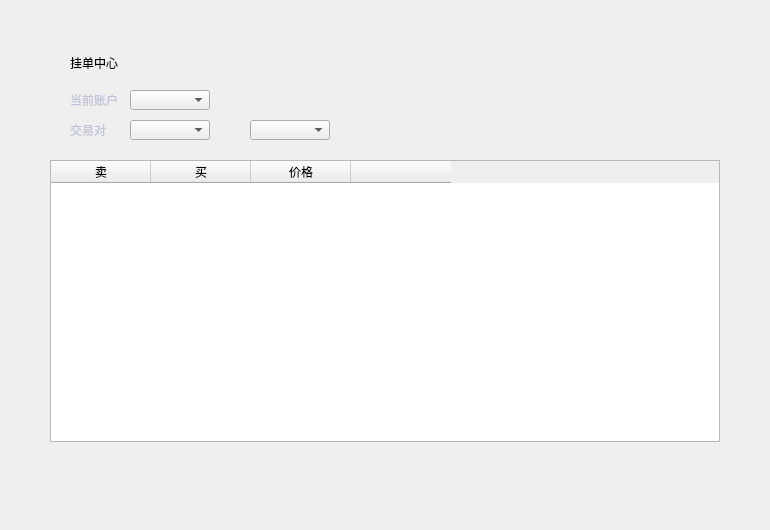
This is LNKWallet/exchange/OnchainOrderPage.ui in HcashOrg/hx-indicator as Qt 5 draws it before an edit. The edited form follows.
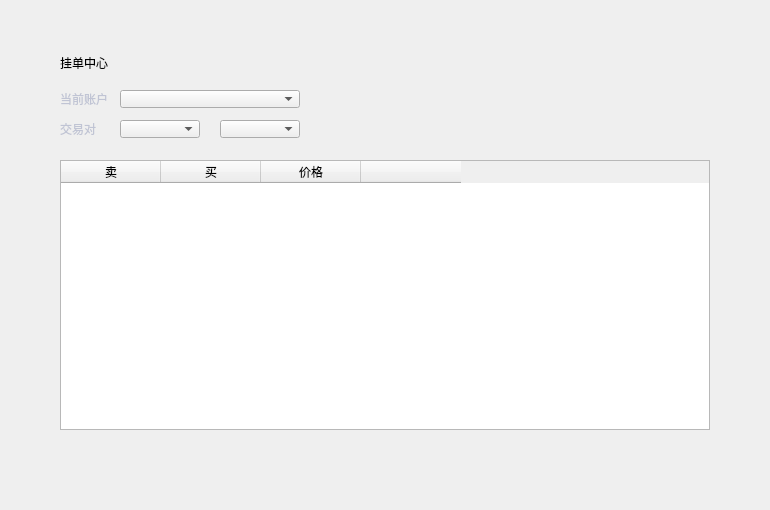
This is the edited form. Icons and pictures are not drawn.

The edit to the form file:
```diff
--- a/LNKWallet/exchange/OnchainOrderPage.ui
+++ b/LNKWallet/exchange/OnchainOrderPage.ui
@@ -7,7 +7,7 @@
     <x>0</x>
     <y>0</y>
     <width>770</width>
-    <height>530</height>
+    <height>510</height>
    </rect>
   </property>
   <property name="windowTitle">
@@ -16,10 +16,10 @@
   <widget class="QTableWidget" name="ordersTableWidget">
    <property name="geometry">
     <rect>
-     <x>50</x>
+     <x>60</x>
      <y>160</y>
-     <width>670</width>
-     <height>282</height>
+     <width>650</width>
+     <height>270</height>
     </rect>
    </property>
    <column>
@@ -70,7 +70,7 @@
   <widget class="QLabel" name="title_label">
    <property name="geometry">
     <rect>
-     <x>70</x>
+     <x>60</x>
      <y>50</y>
      <width>200</width>
      <height>26</height>
@@ -86,10 +86,10 @@
   <widget class="QComboBox" name="assetComboBox2">
    <property name="geometry">
     <rect>
-     <x>250</x>
+     <x>220</x>
      <y>120</y>
      <width>80</width>
-     <height>20</height>
+     <height>18</height>
     </rect>
    </property>
    <property name="font">
@@ -109,10 +109,10 @@
   <widget class="QLabel" name="label_4">
    <property name="geometry">
     <rect>
-     <x>70</x>
+     <x>60</x>
      <y>120</y>
      <width>60</width>
-     <height>20</height>
+     <height>18</height>
     </rect>
    </property>
    <property name="font">
@@ -133,10 +133,10 @@
   <widget class="QComboBox" name="assetComboBox">
    <property name="geometry">
     <rect>
-     <x>130</x>
+     <x>120</x>
      <y>120</y>
      <width>80</width>
-     <height>20</height>
+     <height>18</height>
     </rect>
    </property>
    <property name="font">
@@ -181,10 +181,10 @@
   <widget class="QComboBox" name="accountComboBox">
    <property name="geometry">
     <rect>
-     <x>130</x>
+     <x>120</x>
      <y>90</y>
-     <width>80</width>
-     <height>20</height>
+     <width>180</width>
+     <height>18</height>
     </rect>
    </property>
    <property name="font">
@@ -204,10 +204,10 @@
   <widget class="QLabel" name="label">
    <property name="geometry">
     <rect>
-     <x>70</x>
+     <x>60</x>
      <y>90</y>
      <width>60</width>
-     <height>20</height>
+     <height>18</height>
     </rect>
    </property>
    <property name="font">
@@ -229,7 +229,7 @@
    <property name="geometry">
     <rect>
      <x>0</x>
-     <y>480</y>
+     <y>470</y>
      <width>770</width>
      <height>41</height>
     </rect>
```
Left out of the diff: 25 changed lines with no effect on the pictures.
